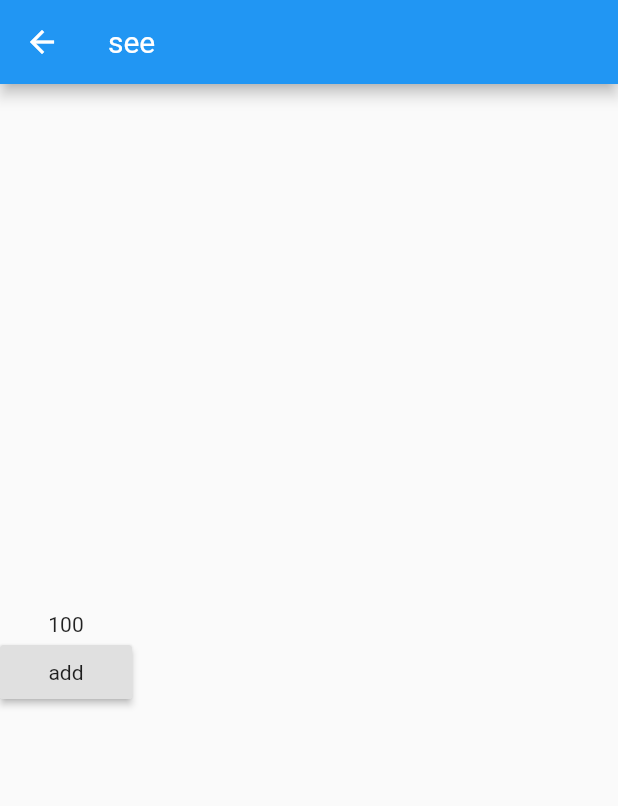
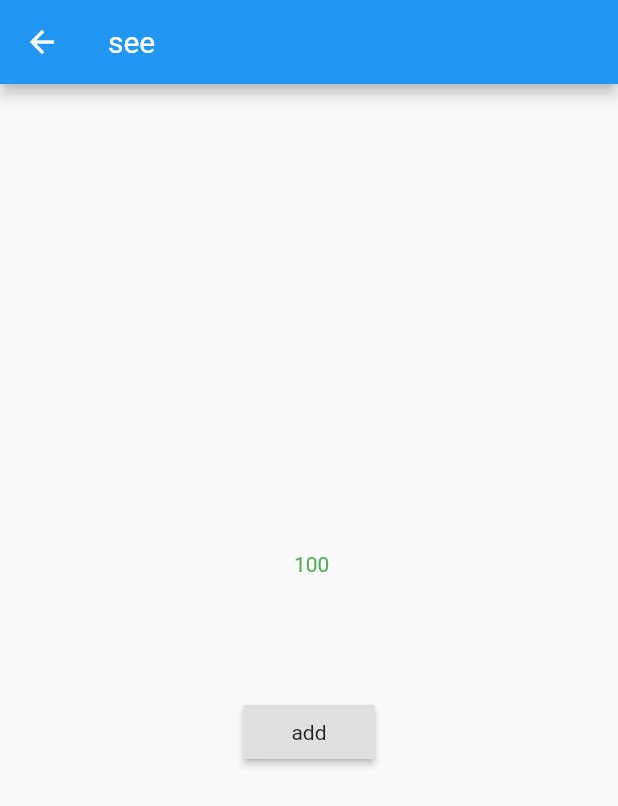
Before and after one commit to akshayyadav76/my_project_fiest, a Flutter app: the app screen opened directly, on a phone screen of 412 x 824 dp. Shown: the top 806 px of the screen. Run offline on Flutter 3.47's test engine with Material 2 defaults, Android fonts, the phone set to English and light mode, and no system bars.

Commit message:
add new class for money app..

```diff
--- a/lib/MoneyAddApp.dart
+++ b/lib/MoneyAddApp.dart
@@ -6,11 +6,15 @@ class app extends StatefulWidget {
   _appState createState() => _appState();
 }
 
+
 class _appState extends State<app> {
   int money = 100;
 
   addMoney(){
-    money = money + 100;
+    setState(() {
+      money = money + 100;
+    });
+
   }
 
   @override
@@ -22,11 +26,19 @@ class _appState extends State<app> {
   }
 
   Widget Money(){
-    return Container(
+    return Center(
+      //color: Colors.purple,
         child: Column(
+
           mainAxisAlignment: MainAxisAlignment.center,
+
           children: <Widget>[
-            Text("$money"),
+            Text(" $money", style: TextStyle(
+              color: money>1000 ? Colors.blue:Colors.green
+            ),
+
+            ),
+            SizedBox(height: 80,),
             RaisedButton(
               child: Text("add"),
               onPressed: addMoney
```
